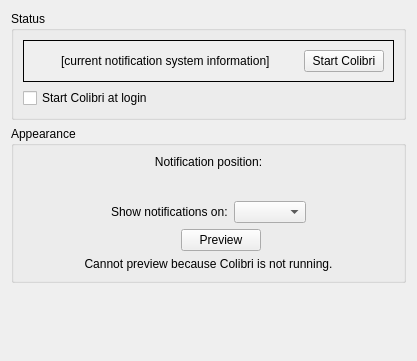
KDE/colibri, file kcm/controlmodule.ui: the form before one commit.
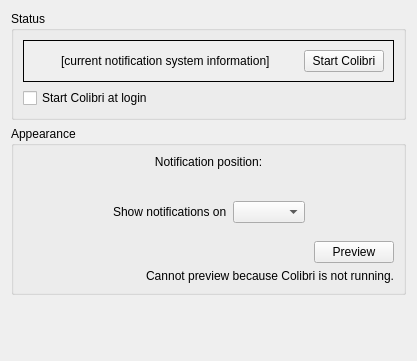
The form after the commit. Custom widgets are drawn as their Qt base class.

Diff of the .ui file:
```diff
--- a/kcm/controlmodule.ui
+++ b/kcm/controlmodule.ui
@@ -157,7 +157,7 @@
         <item>
          <widget class="QLabel" name="label_2">
           <property name="text">
-           <string>Show notifications on:</string>
+           <string>Show notifications on</string>
           </property>
          </widget>
         </item>
@@ -179,6 +179,22 @@
         </item>
        </layout>
       </item>
+      <item>
+       <spacer name="verticalSpacer">
+        <property name="orientation">
+         <enum>Qt::Vertical</enum>
+        </property>
+        <property name="sizeType">
+         <enum>QSizePolicy::Fixed</enum>
+        </property>
+        <property name="sizeHint" stdset="0">
+         <size>
+          <width>20</width>
+          <height>12</height>
+         </size>
+        </property>
+       </spacer>
+      </item>
       <item>
        <layout class="QHBoxLayout" name="horizontalLayout_4">
         <item>
@@ -201,19 +217,6 @@
           </property>
          </widget>
         </item>
-        <item>
-         <spacer name="horizontalSpacer_5">
-          <property name="orientation">
-           <enum>Qt::Horizontal</enum>
-          </property>
-          <property name="sizeHint" stdset="0">
-           <size>
-            <width>40</width>
-            <height>20</height>
-           </size>
-          </property>
-         </spacer>
-        </item>
        </layout>
       </item>
       <item>
@@ -222,7 +225,7 @@
          <string>Cannot preview because Colibri is not running.</string>
         </property>
         <property name="alignment">
-         <set>Qt::AlignCenter</set>
+         <set>Qt::AlignRight|Qt::AlignTrailing|Qt::AlignVCenter</set>
         </property>
         <property name="wordWrap">
          <bool>true</bool>
@@ -240,7 +243,7 @@
      <property name="sizeHint" stdset="0">
       <size>
        <width>20</width>
-       <height>40</height>
+       <height>0</height>
       </size>
      </property>
     </spacer>
```
